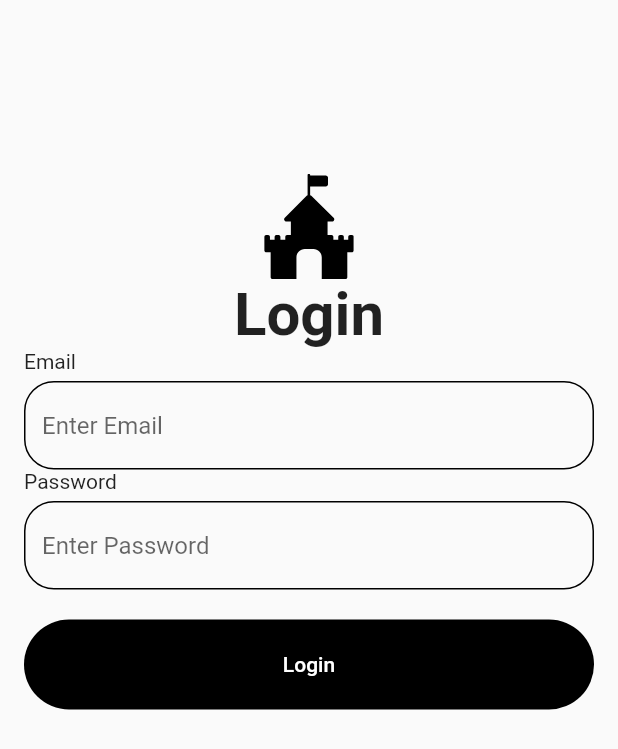
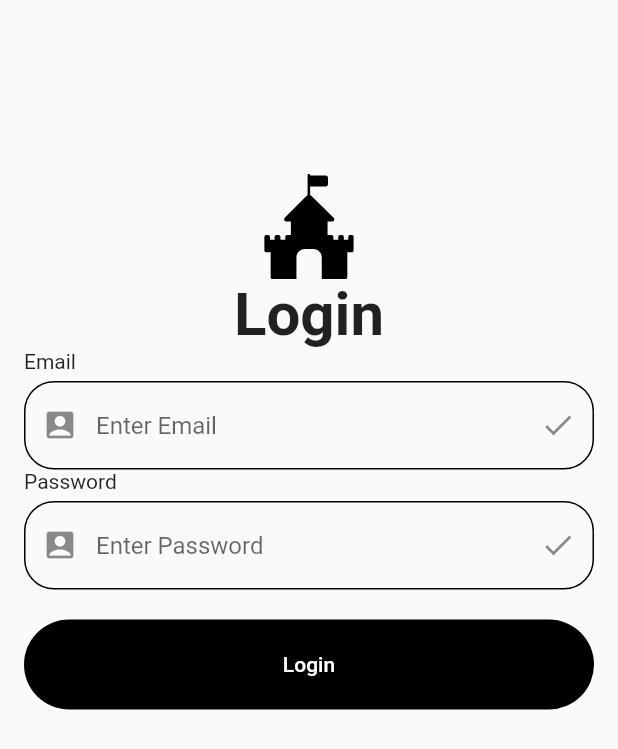
Before and after one commit to Merhong/flutter-login-app, a Flutter app: the screen it shows after launch, on a phone screen of 412 x 824 dp. Shown: the top 749 px of the screen. Run offline on Flutter 3.47's test engine with Material 2 defaults, Android fonts, the phone set to English and light mode, and no system bars; our stand-ins replace flutter_svg, validators.

```diff
--- a/lib/components/custom_text_form_field.dart
+++ b/lib/components/custom_text_form_field.dart
@@ -32,6 +32,8 @@ class CustomTextFormField extends StatelessWidget {
           obscureText: isPassword, // 비밀번호를 넣어줄때만 true
           // obscureText: true, // html의 input태그의 password처럼 가려줌
           decoration: InputDecoration(
+            prefixIcon: Icon(Icons.account_box),
+            suffixIcon: Icon(Icons.check),
             hintText: "Enter ${text}",
             enabledBorder: OutlineInputBorder(
               borderRadius: BorderRadius.circular(20),
```
